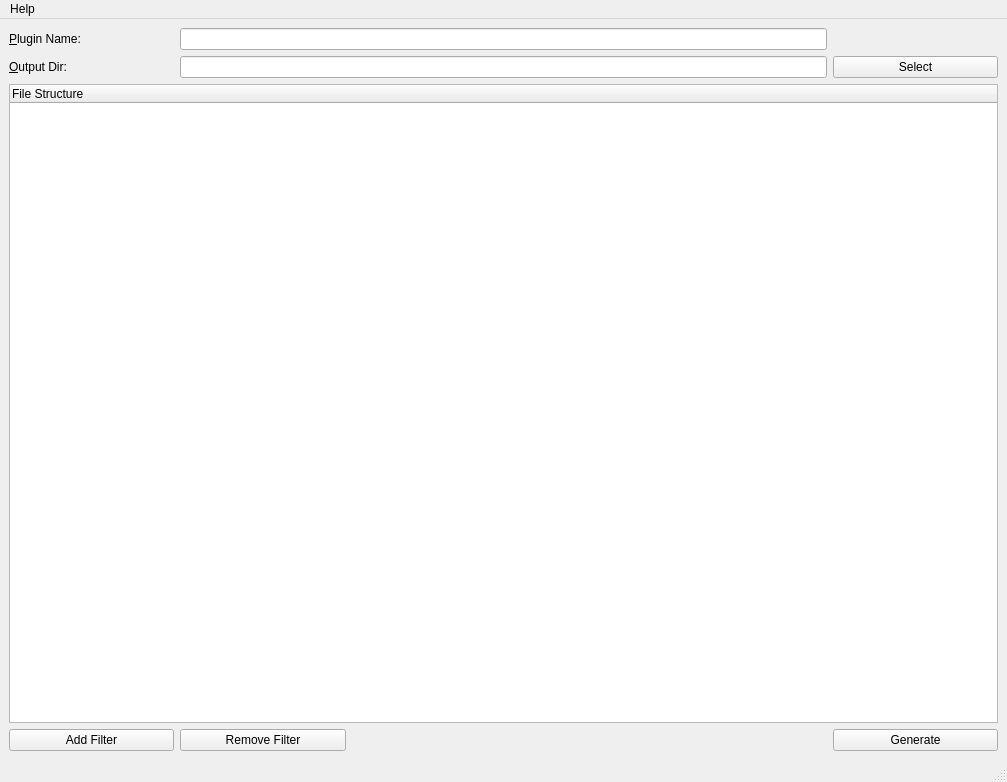
The window that Source/Applications/PluginMaker/UI_Files/PluginMaker.ui (BlueQuartzSoftware/DREAM3D) describes before a commit, drawn with Qt 5.
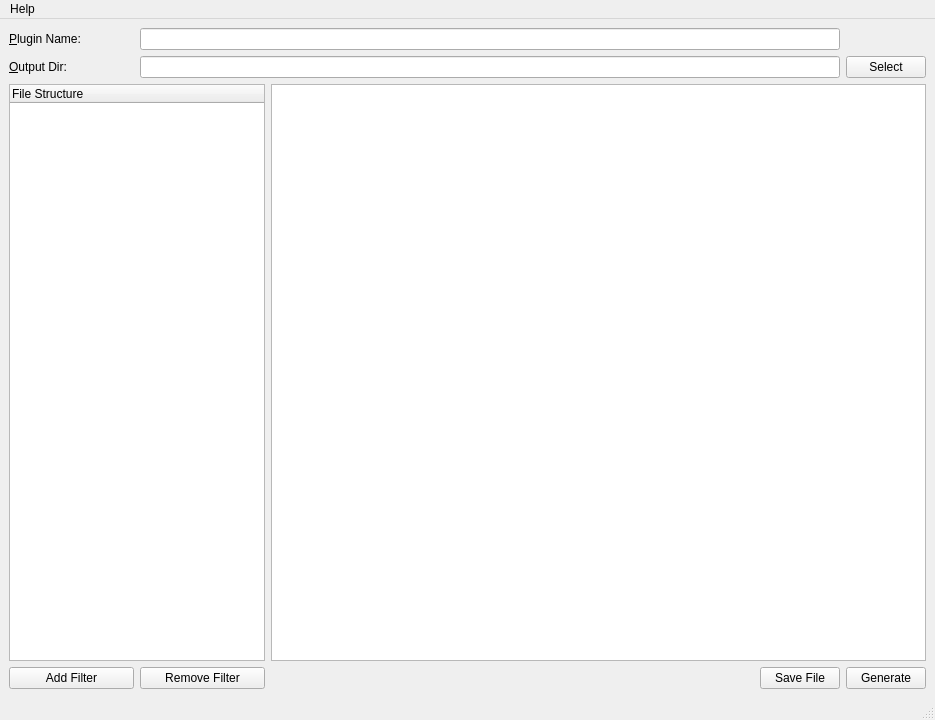
The same window after the commit. Icons and pictures are not drawn. Custom widgets are drawn as their Qt base class.

Commit message: Added file preview functionality to PluginMaker. Read-Only is DISABLED as of now because I am in the middle of working on adding the ability to edit the files inside PluginMaker before they are created.

```diff
--- a/Source/Applications/PluginMaker/UI_Files/PluginMaker.ui
+++ b/Source/Applications/PluginMaker/UI_Files/PluginMaker.ui
@@ -9,8 +9,8 @@
    <rect>
     <x>0</x>
     <y>0</y>
-    <width>1007</width>
-    <height>782</height>
+    <width>935</width>
+    <height>720</height>
    </rect>
   </property>
   <property name="sizePolicy">
@@ -62,7 +62,14 @@
     <item row="1" column="1" colspan="3">
      <widget class="QFSDropLineEdit" name="m_OutputDir"/>
     </item>
-    <item row="2" column="0" colspan="5">
+    <item row="1" column="4">
+     <widget class="QPushButton" name="selectButton">
+      <property name="text">
+       <string>Select</string>
+      </property>
+     </widget>
+    </item>
+    <item row="2" column="0" colspan="2">
      <widget class="QTreeWidget" name="treeWidget">
       <property name="autoExpandDelay">
        <number>0</number>
@@ -74,31 +81,8 @@
       </column>
      </widget>
     </item>
-    <item row="3" column="2" colspan="2">
-     <spacer name="horizontalSpacer">
-      <property name="orientation">
-       <enum>Qt::Horizontal</enum>
-      </property>
-      <property name="sizeHint" stdset="0">
-       <size>
-        <width>475</width>
-        <height>20</height>
-       </size>
-      </property>
-     </spacer>
-    </item>
-    <item row="3" column="4">
-     <widget class="QPushButton" name="generateButton">
-      <property name="sizePolicy">
-       <sizepolicy hsizetype="Preferred" vsizetype="Preferred">
-        <horstretch>0</horstretch>
-        <verstretch>0</verstretch>
-       </sizepolicy>
-      </property>
-      <property name="text">
-       <string>Generate</string>
-      </property>
-     </widget>
+    <item row="2" column="2" colspan="3">
+     <widget class="QTextEdit" name="m_fileEditor"/>
     </item>
     <item row="3" column="0">
      <widget class="QPushButton" name="addFilterBtn">
@@ -134,13 +118,39 @@
       </property>
      </widget>
     </item>
-    <item row="1" column="4">
-     <widget class="QPushButton" name="selectButton">
+    <item row="3" column="4">
+     <widget class="QPushButton" name="generateButton">
+      <property name="sizePolicy">
+       <sizepolicy hsizetype="Preferred" vsizetype="Preferred">
+        <horstretch>0</horstretch>
+        <verstretch>0</verstretch>
+       </sizepolicy>
+      </property>
       <property name="text">
-       <string>Select</string>
+       <string>Generate</string>
       </property>
      </widget>
     </item>
+    <item row="3" column="3">
+     <widget class="QPushButton" name="saveFileBtn">
+      <property name="text">
+       <string>Save File</string>
+      </property>
+     </widget>
+    </item>
+    <item row="3" column="2">
+     <spacer name="horizontalSpacer">
+      <property name="orientation">
+       <enum>Qt::Horizontal</enum>
+      </property>
+      <property name="sizeHint" stdset="0">
+       <size>
+        <width>40</width>
+        <height>20</height>
+       </size>
+      </property>
+     </spacer>
+    </item>
    </layout>
   </widget>
   <widget class="QMenuBar" name="menubar">
@@ -148,8 +158,8 @@
     <rect>
      <x>0</x>
      <y>0</y>
-     <width>1007</width>
-     <height>22</height>
+     <width>935</width>
+     <height>26</height>
     </rect>
    </property>
    <widget class="QMenu" name="menuHelp">
```
The commit also changes 3 other files.
